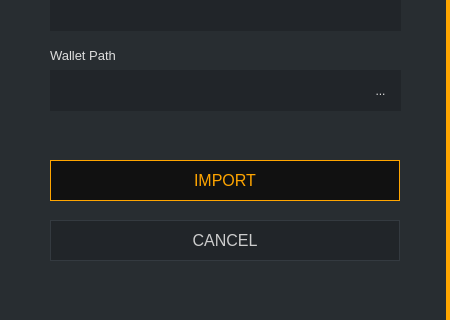
Qt form src/gui/ui/importsecretkeys.ui (ConcealNetwork/conceal-desktop) before a commit; both pictures show x 0 to 450 and y 230 to 550 of the 450 by 550 pixel window.
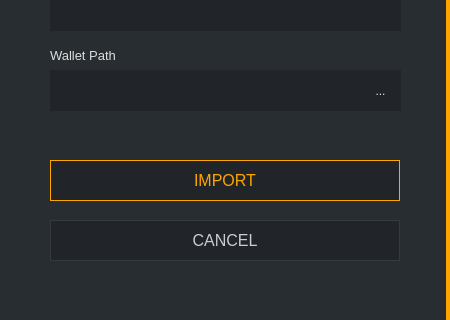
The same form after that commit.

Commit message: Change button background color

Patch:
```diff
--- a/src/gui/ui/importsecretkeys.ui
+++ b/src/gui/ui/importsecretkeys.ui
@@ -251,7 +251,7 @@
      </font>
     </property>
     <property name="styleSheet">
-     <string notr="true">QPushButton#m_okButton {color: orange; background-color: #111111; border: 1px solid orange; font-size: 16px;}
+     <string notr="true">QPushButton#m_okButton {color: orange; background-color: #212529; border: 1px solid orange; font-size: 16px;}
 
 QPushButton#m_okButton:hover {color: orange; background-color: #111111; border: 2px solid orange; font-size: 16px;}</string>
     </property>
```
Left out of the diff: 2 changed lines with no effect on the pictures. The commit also changes 21 other files.
